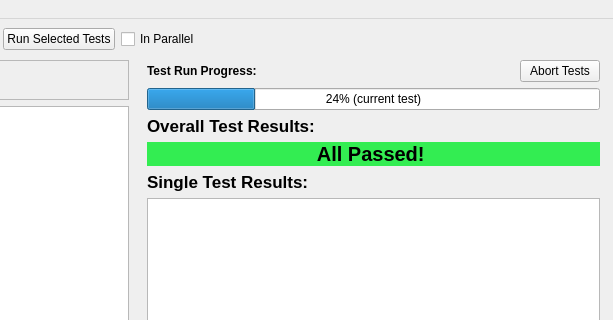
Old version of the form Code/Tools/TestViewer/main_window.ui in the repository mantidproject/mantid; both pictures show x 338 to 951 and y 0 to 320 of the 951 by 962 pixel window.
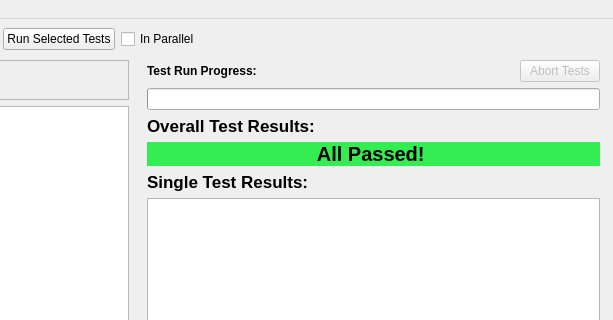
New version of the form.

Commit message: Refs #2190, testing tool, runs in the background of GUI and in parallel.

```diff
--- a/Code/Tools/TestViewer/main_window.ui
+++ b/Code/Tools/TestViewer/main_window.ui
@@ -203,6 +203,9 @@
           </item>
           <item>
            <widget class="QPushButton" name="buttonAbort">
+            <property name="enabled">
+             <bool>false</bool>
+            </property>
             <property name="text">
              <string>Abort Tests</string>
             </property>
@@ -213,10 +216,10 @@
         <item>
          <widget class="QProgressBar" name="progressBar">
           <property name="value">
-           <number>24</number>
+           <number>0</number>
           </property>
           <property name="format">
-           <string>%p% (current test)</string>
+           <string/>
           </property>
          </widget>
         </item>
```
Left out of the diff: 2 changed lines with no effect on the pictures. The commit also changes 3 other files.
